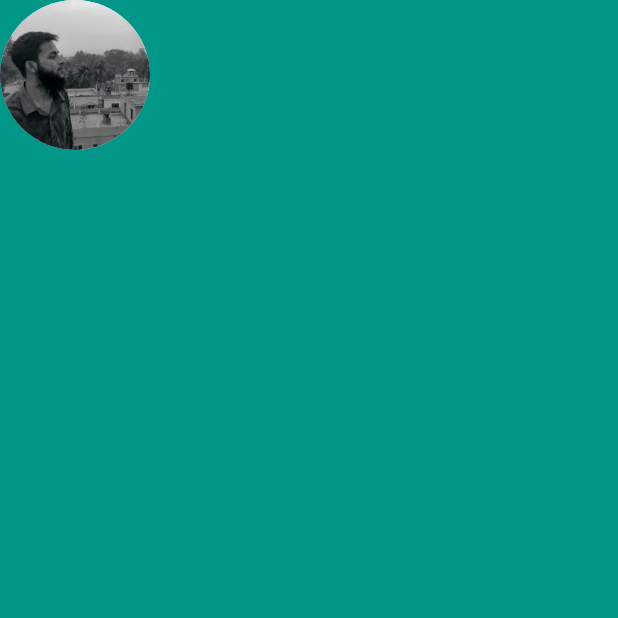
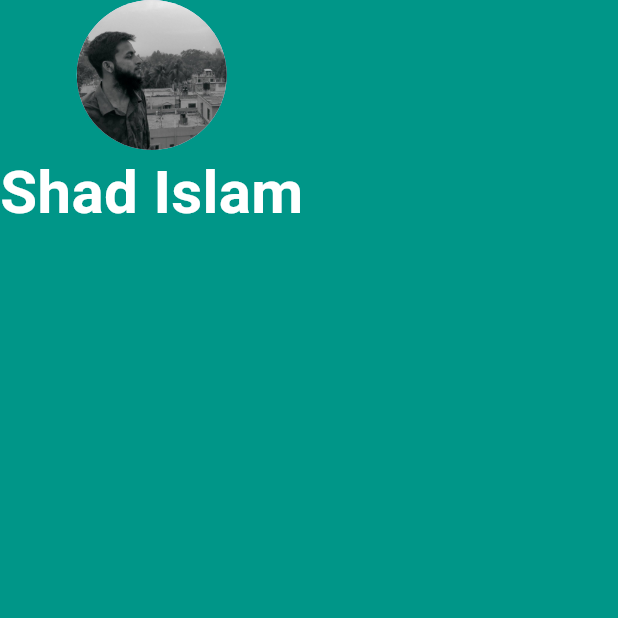
Before and after one commit to Shadislam1/tapping_widgets, a Flutter app: the screen it shows after launch, on a phone screen of 412 x 824 dp, the top half of it. Run offline on Flutter 3.47's test engine with Material 3 defaults, Android fonts, the phone set to English and light mode, and no system bars.

Commit message:
txt style up

```diff
--- a/lib/main.dart
+++ b/lib/main.dart
@@ -24,6 +24,15 @@ class MyApp extends StatelessWidget {
               radius: 50.0,
               backgroundImage: AssetImage('images/shad1.jpg'),
             ),
+            Text(
+              'Shad Islam',
+              style: TextStyle(
+                fontSize: 40.0,
+                color:Colors.white,
+                fontWeight: FontWeight.bold
+              ),
+
+            ),
 
           ],
         ),
```
